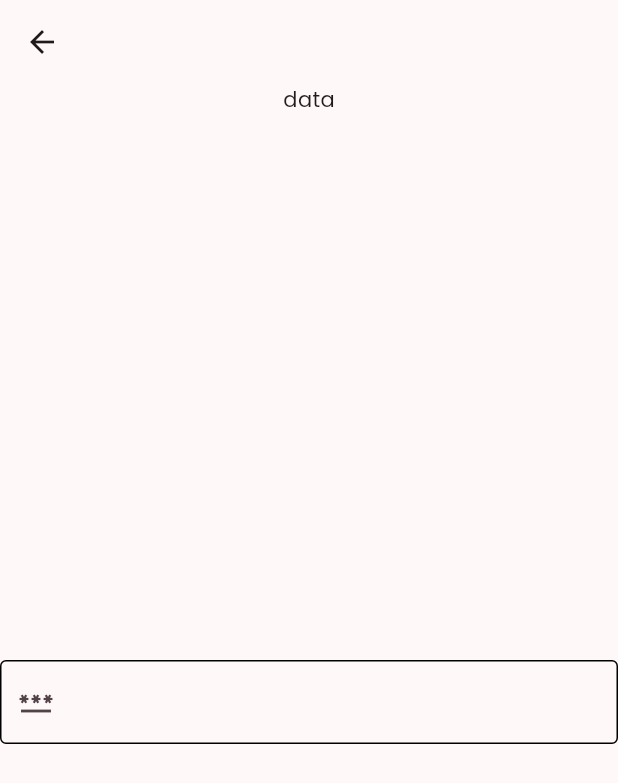
After one commit to MohamedSayedBayoumy/Advanced_Topics, a Flutter app: the SizeAnimation screen opened directly, after a tap on "data", on a phone screen of 412 x 824 dp. The commit adds this screen. Shown: the top 783 px of the screen. Run offline on Flutter 3.47's test engine with Material 2 defaults, Android fonts, the phone set to English and light mode, and no system bars; our stand-ins replace device_preview; missing offline and left inert: flutter_windowmanager.

Commit message:
Size Ainamtion ..

```diff
--- /dev/null
+++ b/lib/animation/ainmation_size.dart
@@ -0,0 +1,68 @@
+import 'package:flutter/material.dart';
+
+class SizeAnimation extends StatefulWidget {
+  const SizeAnimation({super.key});
+
+  @override
+  State<SizeAnimation> createState() => _SizeAnimationState();
+}
+
+class _SizeAnimationState extends State<SizeAnimation>
+    with TickerProviderStateMixin {
+  AnimationController? animationController;
+  Animation<double>? sizeFactor;
+
+  AnimationController? animationController2;
+  Animation<double>? scale;
+  @override
+  void initState() {
+    super.initState();
+    animationController = AnimationController(
+        vsync: this, duration: const Duration(milliseconds: 600));
+
+    sizeFactor = CurvedAnimation(
+        parent: animationController!, curve: Curves.fastOutSlowIn);
+
+    animationController2 = AnimationController(
+        vsync: this, duration: const Duration(milliseconds: 200));
+
+    scale = CurvedAnimation(
+        parent: animationController2!, curve: Curves.fastOutSlowIn);
+  }
+
+  @override
+  Widget build(BuildContext context) {
+    return Scaffold(
+      appBar: AppBar(),
+      body: Center(
+        child: Column(
+          children: [
+            Expanded(
+              child: InkWell(
+                  onTap: () {
+                    animationController!.forward().whenComplete(() {
+                      animationController2!.forward();
+                    });
+                  },
+                  child: const Text("data")),
+            ),
+            Expanded(
+              child: SizeTransition(
+                  sizeFactor: sizeFactor!,
+                  axis: Axis.horizontal,
+                  child: TextField(
+                    decoration: InputDecoration(
+                        prefixIcon: ScaleTransition(
+                          scale: scale!,
+                          child: const Icon(Icons.password),
+                        ),
+                        focusedBorder: const OutlineInputBorder(),
+                        enabledBorder: const OutlineInputBorder()),
+                  )),
+            ),
+          ],
+        ),
+      ),
+    );
+  }
+}
--- a/lib/home_page.dart
+++ b/lib/home_page.dart
@@ -2,6 +2,7 @@ import 'package:animation_example/animation/ainmation_algin.dart';
 import 'package:animation_example/responsive/check_portrait_or_landscap.dart';
 import 'package:flutter/material.dart';
 import 'animation/ainmation_rotation.dart';
+import 'animation/ainmation_size.dart';
 import 'animation/ainmation_switcher.dart';
 import 'animation/animation_scale.dart';
 import 'models/topics_model.dart';
@@ -27,13 +28,13 @@ class _HomePageState extends State<HomePage> {
         topicName: "Scale Animation", topicPage: const ScaleAnimation()),
     TopicsModel(
         topicName: "Algin Animation", topicPage: const AlginAnimation()),
+    TopicsModel(topicName: "Size Animation", topicPage: const SizeAnimation()),
   ];
 
   @override
   Widget build(BuildContext context) {
     return Scaffold(
       appBar: AppBar(),
-
       body: Padding(
         padding: const EdgeInsets.only(top: 50),
         child: ListView.builder(
```
